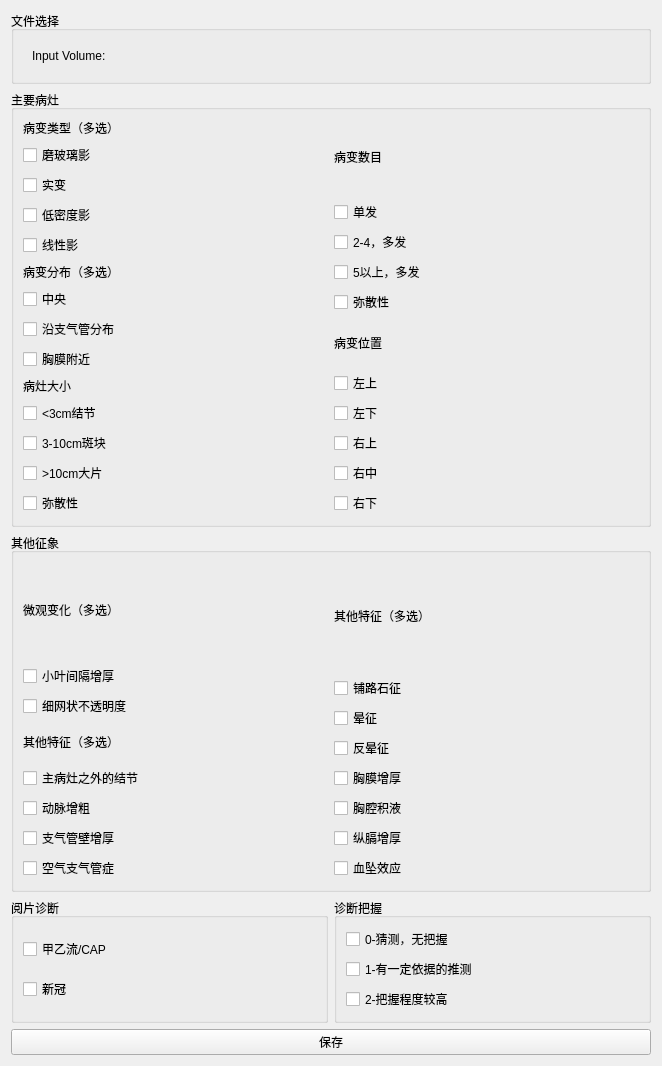
Above: OpenCOVID_Detecter/CT_Characteristic/Resources/UI/CT_Characteristic.ui from weixr18/OCD_Slicer_Plugin before the change. Below: the same form after it.
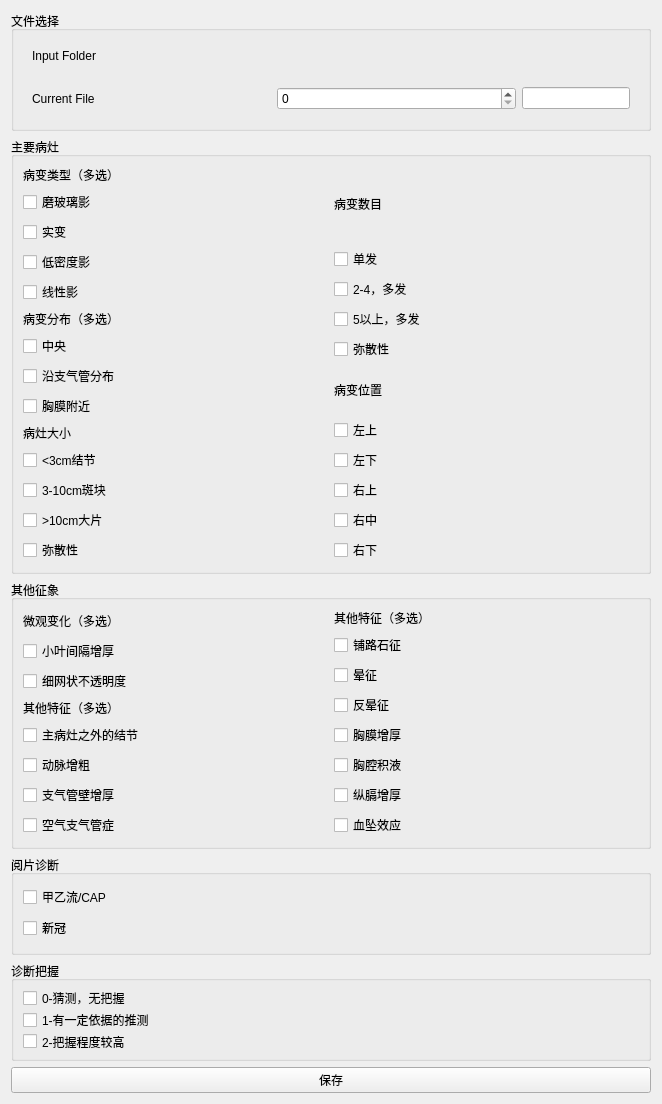
That is the form after the change. Custom widgets are drawn as their Qt base class.

Patch:
```diff
--- a/OpenCOVID_Detecter/CT_Characteristic/Resources/UI/CT_Characteristic.ui
+++ b/OpenCOVID_Detecter/CT_Characteristic/Resources/UI/CT_Characteristic.ui
@@ -47,7 +47,7 @@
             </sizepolicy>
            </property>
            <property name="text">
-            <string>Input Volume:</string>
+            <string>Input Folder</string>
            </property>
           </widget>
          </item>
@@ -61,16 +61,55 @@
              <string>vtkMRMLScalarVolumeNode</string>
             </stringlist>
            </property>
-           <property name="showChildNodeTypes">
+          </widget>
+         </item>
+        </layout>
+       </widget>
+      </item>
+      <item>
+       <widget class="QWidget" name="id" native="true">
+        <property name="sizePolicy">
+         <sizepolicy hsizetype="Preferred" vsizetype="Fixed">
+          <horstretch>0</horstretch>
+          <verstretch>0</verstretch>
+         </sizepolicy>
+        </property>
+        <property name="minimumSize">
+         <size>
+          <width>100</width>
+          <height>10</height>
+         </size>
+        </property>
+        <layout class="QHBoxLayout" name="horizontalLayout_5">
+         <item>
+          <widget class="QLabel" name="label_7">
+           <property name="sizePolicy">
+            <sizepolicy hsizetype="Preferred" vsizetype="Minimum">
+             <horstretch>0</horstretch>
+             <verstretch>0</verstretch>
+            </sizepolicy>
+           </property>
+           <property name="text">
+            <string>Current File</string>
+           </property>
+          </widget>
+         </item>
+         <item>
+          <widget class="QSpinBox" name="idSpinBox">
+           <property name="readOnly">
             <bool>false</bool>
            </property>
-           <property name="noneEnabled">
-            <bool>true</bool>
+          </widget>
+         </item>
+         <item>
+          <widget class="QLineEdit" name="lineEdit">
+           <property name="sizePolicy">
+            <sizepolicy hsizetype="Maximum" vsizetype="Fixed">
+             <horstretch>0</horstretch>
+             <verstretch>0</verstretch>
+            </sizepolicy>
            </property>
-           <property name="addEnabled">
-            <bool>true</bool>
-           </property>
-           <property name="removeEnabled">
+           <property name="readOnly">
             <bool>true</bool>
            </property>
           </widget>
@@ -83,9 +122,17 @@
    </item>
    <item>
     <widget class="QGroupBox" name="zybz">
+     <property name="font">
+      <font>
+       <underline>false</underline>
+      </font>
+     </property>
      <property name="title">
       <string>主要病灶</string>
      </property>
+     <property name="checkable">
+      <bool>false</bool>
+     </property>
      <layout class="QHBoxLayout" name="horizontalLayout_2">
       <item>
        <layout class="QVBoxLayout" name="left">
@@ -471,8 +518,6 @@
     </widget>
    </item>
    <item>
-    <layout class="QHBoxLayout" name="dibu">
-     <item>
       <widget class="QGroupBox" name="ypzd">
        <property name="minimumSize">
         <size>
@@ -537,8 +582,6 @@
        </layout>
       </widget>
      </item>
-    </layout>
-   </item>
    <item>
     <widget class="QPushButton" name="pushButton">
      <property name="text">
```
Left out of the diff: 38 changed lines with no effect on the pictures. Lines whose indentation alone changed are shown as unchanged.
